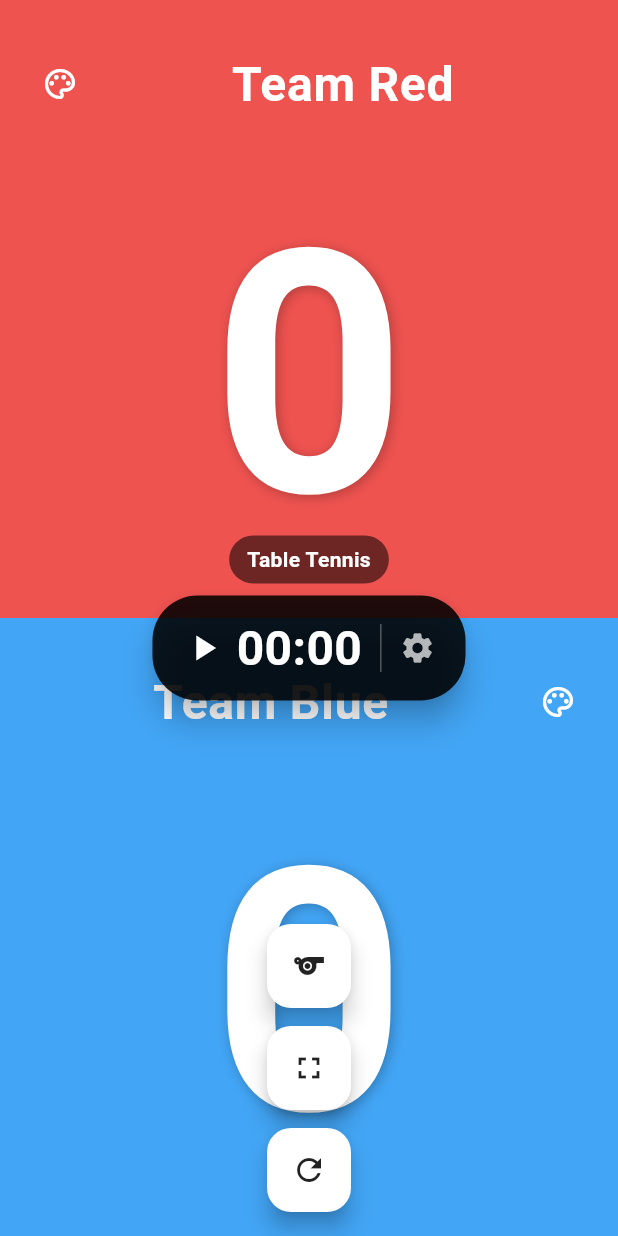
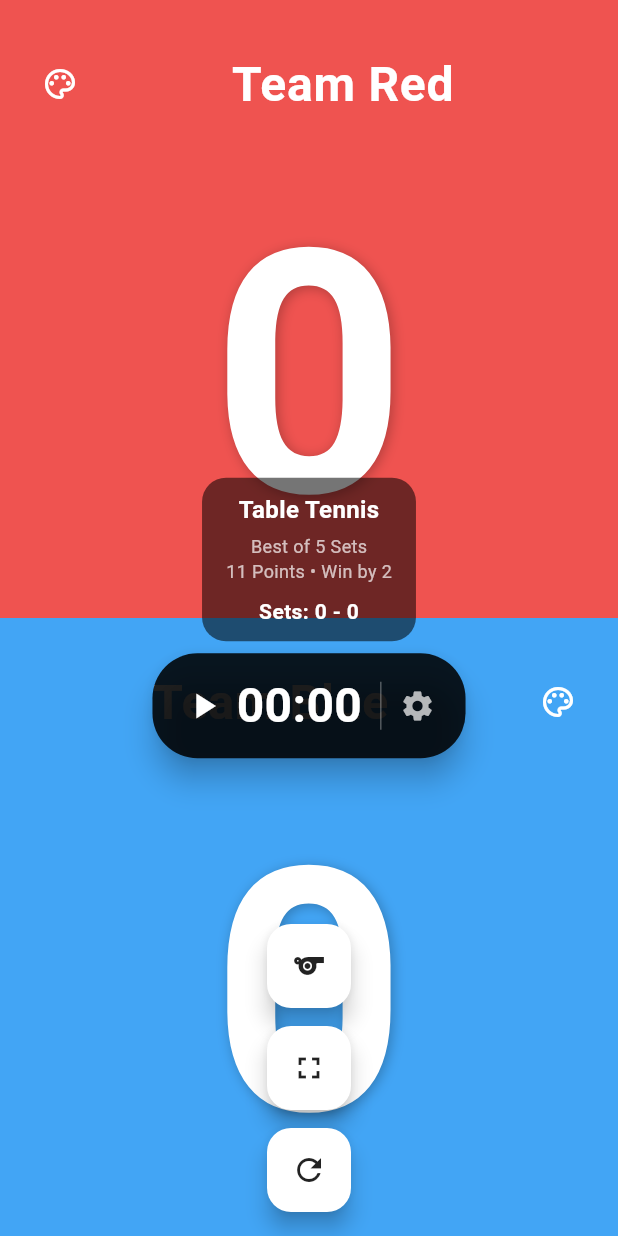
Before and after one commit to loubdelosreyesii/scoreboard, a Flutter app: the screen it shows after launch, on a phone screen of 412 x 824 dp. Run offline on Flutter 3.47's test engine with Material 3 defaults, Android fonts, the phone set to English and light mode, and no system bars; our stand-ins replace flutter_colorpicker, shared_preferences; missing offline and left inert: universal_html.

Commit message:
feat: add sport-specific match information display

```diff
--- a/lib/responsive_counter_page.dart
+++ b/lib/responsive_counter_page.dart
@@ -4,6 +4,7 @@ import 'package:flutter/material.dart';
 import 'package:flutter_colorpicker/flutter_colorpicker.dart';
 import 'package:shared_preferences/shared_preferences.dart';
 import 'package:universal_html/html.dart' as html;
+import 'enums/match_segment_type.dart';
 import 'models/sport_template.dart';
 import 'data/sport_templates.dart';
 
@@ -20,6 +21,11 @@ class _ResponsiveCounterPageState extends State<ResponsiveCounterPage> {
 
   int _redCount = 0;
   int _blueCount = 0;
+
+  int _redSegmentsWon = 0;
+  int _blueSegmentsWon = 0;
+
+  int _currentSegment = 1;
 
   Color _redTeamColor = Colors.red.shade400;
   Color _blueTeamColor = Colors.blue.shade400;
@@ -362,7 +368,17 @@ class _ResponsiveCounterPageState extends State<ResponsiveCounterPage> {
                     onTap: () {
                       setState(() {
                         _selectedSport = sport;
+
+                        _redCount = 0;
+                        _blueCount = 0;
+
+                        _redSegmentsWon = 0;
+                        _blueSegmentsWon = 0;
+
+                        _currentSegment = 1;
                       });
+
+                      _timerKey.currentState?.resetTimer();
 
                       Navigator.pop(context);
                     },
@@ -381,6 +397,25 @@ class _ResponsiveCounterPageState extends State<ResponsiveCounterPage> {
       html.document.exitFullscreen();
     } else {
       html.document.documentElement?.requestFullscreen();
+    }
+  }
+
+  String _getSegmentTitle() {
+    switch (_selectedSport.segmentType) {
+      case MatchSegmentType.sets:
+        return 'Sets';
+
+      case MatchSegmentType.quarters:
+        return 'Quarter';
+
+      case MatchSegmentType.periods:
+        return 'Period';
+
+      case MatchSegmentType.halves:
+        return 'Half';
+
+      case MatchSegmentType.none:
+        return 'Segment';
     }
   }
 
@@ -484,19 +519,62 @@ class _ResponsiveCounterPageState extends State<ResponsiveCounterPage> {
                       children: [
                         Container(
                           padding: const EdgeInsets.symmetric(
-                            horizontal: 12,
-                            vertical: 6,
+                            horizontal: 16,
+                            vertical: 10,
                           ),
                           decoration: BoxDecoration(
                             color: Colors.black54,
                             borderRadius: BorderRadius.circular(16),
                           ),
-                          child: Text(
+                          child: Column(
+                            mainAxisSize: MainAxisSize.min,
+                            children: [
+                              Text(
                                 _selectedSport.name,
                                 style: const TextStyle(
                                   color: Colors.white,
                                   fontWeight: FontWeight.bold,
+                                  fontSize: 16,
                                 ),
+                              ),
+                              const SizedBox(height: 4),
+                              Text(
+                                _selectedSport.segmentLabel,
+                                style: const TextStyle(
+                                  color: Colors.white70,
+                                  fontSize: 12,
+                                ),
+                              ),
+                              if (_selectedSport.pointsToWin > 0)
+                                Text(
+                                  '${_selectedSport.pointsToWin} Points • '
+                                  'Win by ${_selectedSport.winBy}',
+                                  style: const TextStyle(
+                                    color: Colors.white70,
+                                    fontSize: 12,
+                                  ),
+                                ),
+                              const SizedBox(height: 8),
+                              if (_selectedSport.segmentType ==
+                                  MatchSegmentType.sets)
+                                Text(
+                                  'Sets: $_redSegmentsWon - $_blueSegmentsWon',
+                                  style: const TextStyle(
+                                    color: Colors.white,
+                                    fontWeight: FontWeight.bold,
+                                  ),
+                                ),
+                              if (_selectedSport.segmentType !=
+                                  MatchSegmentType.sets)
+                                Text(
+                                  '${_getSegmentTitle()} $_currentSegment '
+                                  'of ${_selectedSport.segmentCount}',
+                                  style: const TextStyle(
+                                    color: Colors.white,
+                                    fontWeight: FontWeight.bold,
+                                  ),
+                                ),
+                            ],
                           ),
                         ),
 
```
Lines whose indentation alone changed are shown as unchanged.
